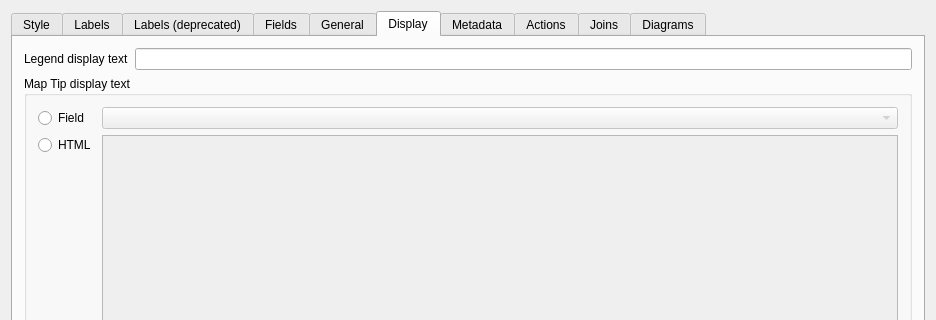
Above: src/ui/qgsvectorlayerpropertiesbase.ui from qgis/QGIS before the change; both pictures show x 0 to 936 and y 0 to 320 of the 936 by 860 pixel window. Below: the same form after it.
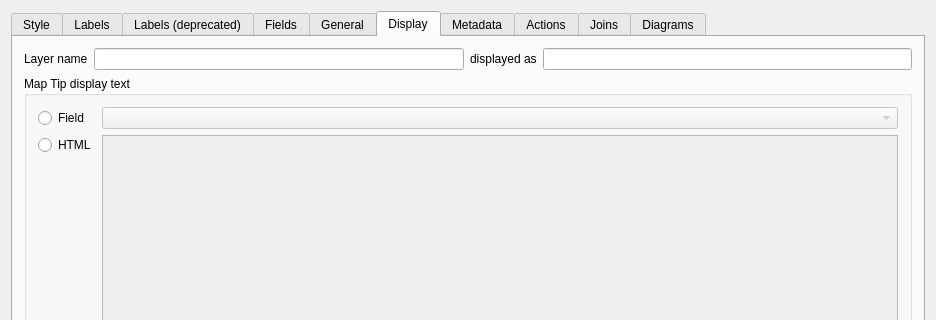
That is the form after the change. The open tabs and pages were chosen to show the change. Icons and pictures are not drawn. Custom widgets are drawn as their Qt base class.

Commit message: [FEATURE] Add style options for legend layer/groups, and live refresh of all legend style options

```diff
--- a/src/ui/qgsvectorlayerpropertiesbase.ui
+++ b/src/ui/qgsvectorlayerpropertiesbase.ui
@@ -615,17 +615,7 @@
        <string>Display</string>
       </attribute>
       <layout class="QGridLayout" name="gridLayout_19">
-       <item row="0" column="0">
-        <widget class="QLabel" name="textLabel3">
-         <property name="text">
-          <string>Legend display text</string>
-         </property>
-        </widget>
-       </item>
-       <item row="0" column="1">
-        <widget class="QLineEdit" name="txtDisplayName"/>
-       </item>
-       <item row="1" column="0" colspan="2">
+       <item row="2" column="0" colspan="2">
         <widget class="QGroupBox" name="groupBox">
          <property name="title">
           <string>Map Tip display text</string>
@@ -751,6 +741,34 @@
          </layout>
         </widget>
        </item>
+       <item row="0" column="0" colspan="2">
+        <layout class="QHBoxLayout" name="horizontalLayout_2">
+         <item>
+          <widget class="QLabel" name="textLabel3">
+           <property name="text">
+            <string>Layer name</string>
+           </property>
+          </widget>
+         </item>
+         <item>
+          <widget class="QLineEdit" name="mLayerOrigNameLineEdit"/>
+         </item>
+         <item>
+          <widget class="QLabel" name="label">
+           <property name="text">
+            <string>displayed as</string>
+           </property>
+          </widget>
+         </item>
+         <item>
+          <widget class="QLineEdit" name="txtDisplayName">
+           <property name="readOnly">
+            <bool>true</bool>
+           </property>
+          </widget>
+         </item>
+        </layout>
+       </item>
       </layout>
      </widget>
      <widget class="QWidget" name="tabWidgetPage5">
```
Left out of the diff: 14 changed lines with no effect on the pictures. The commit also changes 17 other files.
